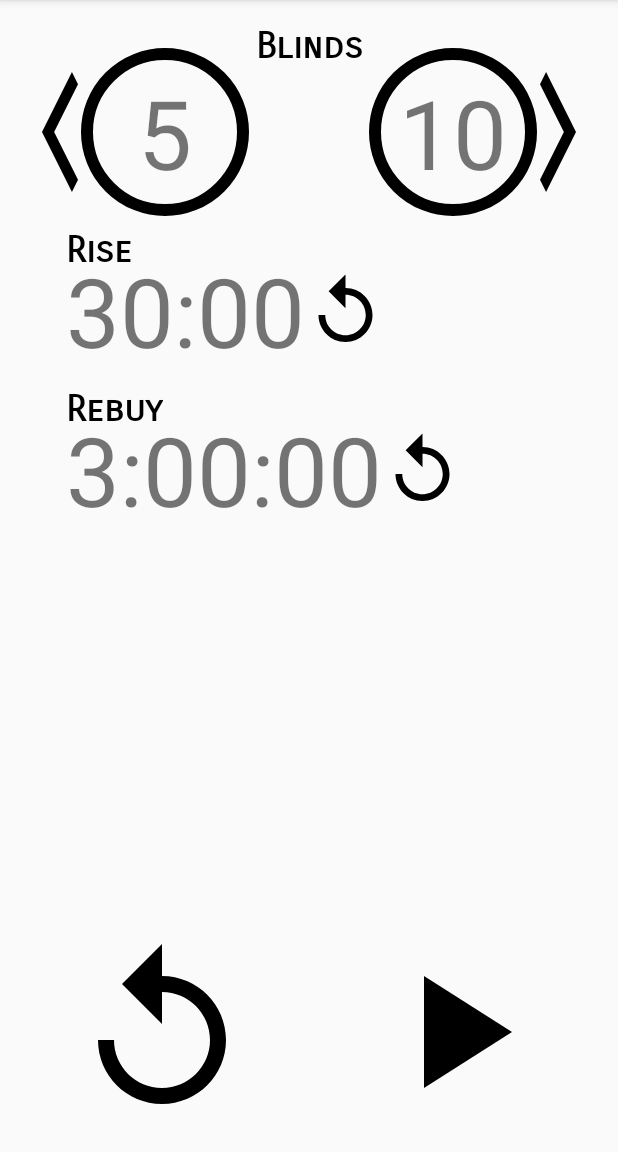
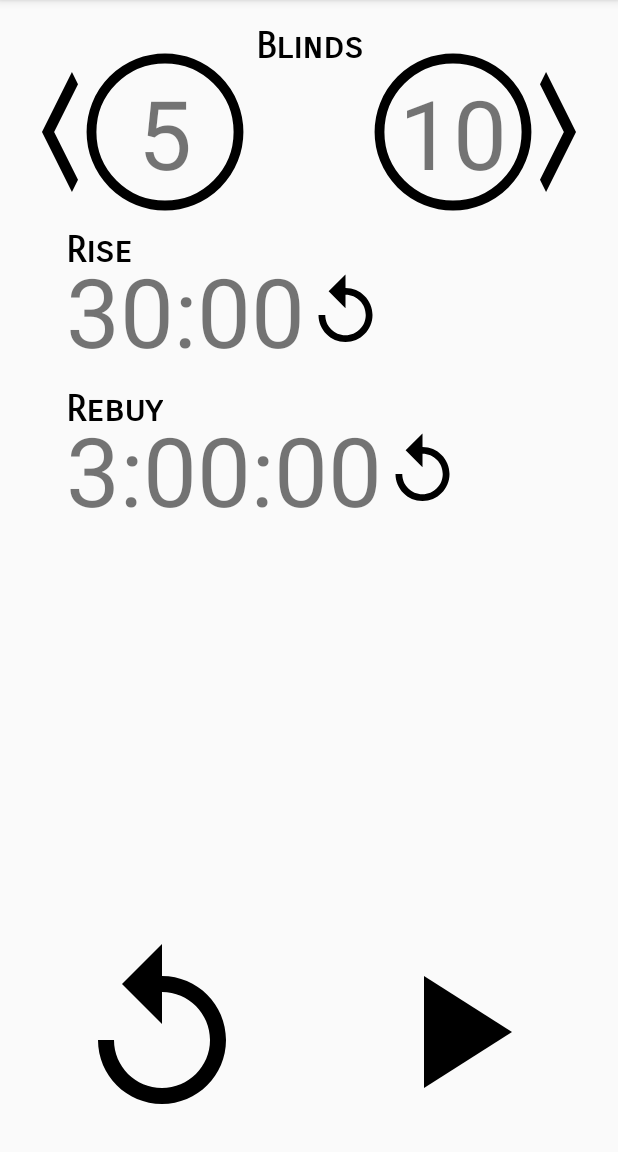
Before and after one commit to chokethenet/KillerDealer, an Android app: the screen it shows after launch (MainActivity), on a phone screen of 412 x 824 dp, the part 84-1236 px from its top. Run offline under Robolectric (Android 15) with nearby library versions, the phone set to English and light mode, and no system bars.

Commit message:
Circle vector bug fixed for all APIs

```diff
--- a/app/src/main/res/drawable/circle.xml
+++ /dev/null
@@ -1,7 +0,0 @@
-<?xml version="1.0" encoding="utf-8"?>
-<shape
-    xmlns:android="http://schemas.android.com/apk/res/android"
-    android:shape="oval">
-    <stroke
-        android:width="8dp"/>
-</shape>
--- /dev/null
+++ b/app/src/main/res/drawable/ic_circle.xml
@@ -0,0 +1,6 @@
+<vector android:height="128dp" android:viewportHeight="16.0"
+    android:viewportWidth="16.0" android:width="128dp" xmlns:android="http://schemas.android.com/apk/res/android">
+    <path android:fillAlpha="0" android:fillColor="#000000"
+        android:pathData="m15,8a7,7 0,1 1,-14 0,7 7,0 1,1 14,0z"
+        android:strokeAlpha="1" android:strokeColor="#000000" android:strokeWidth="0.9343307"/>
+</vector>
--- a/app/src/main/res/layout/activity_main.xml
+++ b/app/src/main/res/layout/activity_main.xml
@@ -23,13 +23,13 @@
     <ImageView
         android:id="@+id/main_iv_blind_small"
         style="@style/KillerDealer.Image.circle"
-        android:layout_marginLeft="@dimen/extra_large"
-        android:layout_marginStart="@dimen/extra_large"
+        android:layout_marginLeft="@dimen/x_large"
+        android:layout_marginStart="@dimen/x_large"
         android:layout_marginTop="@dimen/medium"
         android:contentDescription="@string/iv_blind_small_desc"
         app:layout_constraintLeft_toLeftOf="parent"
         app:layout_constraintTop_toTopOf="@+id/main_tv_blind_title"
-        app:srcCompat="@drawable/circle" />
+        app:srcCompat="@drawable/ic_circle" />
 
     <TextView
         android:id="@+id/main_tv_blind_small"
@@ -60,13 +60,13 @@
     <ImageView
         android:id="@+id/main_iv_blind_big"
         style="@style/KillerDealer.Image.circle"
-        android:layout_marginEnd="@dimen/extra_large"
-        android:layout_marginRight="@dimen/extra_large"
+        android:layout_marginEnd="@dimen/x_large"
+        android:layout_marginRight="@dimen/x_large"
         android:layout_marginTop="0dp"
         android:contentDescription="@string/iv_blind_big_desc"
         app:layout_constraintRight_toRightOf="parent"
         app:layout_constraintTop_toTopOf="@+id/main_iv_blind_small"
-        app:srcCompat="@drawable/circle" />
+        app:srcCompat="@drawable/ic_circle" />
 
     <TextView
         android:id="@+id/main_tv_blind_big"
@@ -121,18 +121,18 @@
 
     <ImageView
         android:id="@+id/main_iv_rise_reload"
-        android:layout_width="@dimen/extra_large"
-        android:layout_height="@dimen/extra_large"
+        android:layout_width="@dimen/x_large"
+        android:layout_height="@dimen/x_large"
         android:layout_marginBottom="0dp"
         android:layout_marginLeft="0dp"
         android:layout_marginStart="0dp"
         android:layout_marginTop="0dp"
+        android:contentDescription="@string/iv_rise_reload_desc"
         app:layout_constraintBottom_toBottomOf="@+id/main_tv_rise_timer"
         app:layout_constraintLeft_toRightOf="@+id/main_tv_rise_timer"
         app:layout_constraintTop_toTopOf="@+id/main_tv_rise_timer"
         app:layout_constraintVertical_bias="0.523"
-        app:srcCompat="@drawable/ic_reload"
-        android:contentDescription="@string/iv_rise_reload_desc" />
+        app:srcCompat="@drawable/ic_reload" />
 
     <!-- REBUY -->
     <TextView
@@ -161,18 +161,18 @@
 
     <ImageView
         android:id="@+id/main_iv_rebuy_reload"
-        android:layout_width="@dimen/extra_large"
-        android:layout_height="@dimen/extra_large"
+        android:layout_width="@dimen/x_large"
+        android:layout_height="@dimen/x_large"
         android:layout_marginBottom="0dp"
         android:layout_marginLeft="0dp"
         android:layout_marginStart="0dp"
         android:layout_marginTop="0dp"
+        android:contentDescription="@string/iv_rebuy_reload_desc"
         app:layout_constraintBottom_toBottomOf="@+id/main_tv_rebuy_timer"
         app:layout_constraintLeft_toRightOf="@+id/main_tv_rebuy_timer"
         app:layout_constraintTop_toTopOf="@+id/main_tv_rebuy_timer"
         app:layout_constraintVertical_bias="0.523"
-        app:srcCompat="@drawable/ic_reload"
-        android:contentDescription="@string/iv_rebuy_reload_desc" />
+        app:srcCompat="@drawable/ic_reload" />
 
     <!-- CONTROLS -->
     <ImageView
--- a/app/src/main/res/values/dimens.xml
+++ b/app/src/main/res/values/dimens.xml
@@ -4,6 +4,7 @@
     <dimen name="small">8dp</dimen>
     <dimen name="medium">16dp</dimen>
     <dimen name="large">44dp</dimen>
-    <dimen name="extra_large">54dp</dimen>
+    <dimen name="x_large">54dp</dimen>
     <dimen name="xx_large">64dp</dimen>
+    <dimen name="xxx_large">112dp</dimen>
 </resources>
--- a/app/src/main/res/values/styles.xml
+++ b/app/src/main/res/values/styles.xml
@@ -13,23 +13,32 @@
     <style name="KillerDealer.Common"></style>
 
     <style name="KillerDealer.Text"></style>
+
     <style name="KillerDealer.Text.title" parent="KillerDealer.Common">
         <item name="android:fontFamily">sans-serif-smallcaps</item>
         <item name="android:textSize">24sp</item>
         <item name="android:textStyle">bold</item>
         <item name="android:textColor">@color/black</item>
     </style>
+
     <style name="KillerDealer.Text.number" parent="KillerDealer.Common">
         <item name="android:textSize">64sp</item>
     </style>
+
     <style name="KillerDealer.Text.smallNumber" parent="KillerDealer.Common">
         <item name="android:textSize">32sp</item>
     </style>
 
     <style name="KillerDealer.Image"></style>
+
     <style name="KillerDealer.Image.circle">
-        <item name="android:layout_width">112dp</item>
-        <item name="android:layout_height">112dp</item>
+        <item name="android:layout_width">@dimen/xxx_large</item>
+        <item name="android:layout_height">@dimen/xxx_large</item>
+    </style>
+
+    <style name="KillerDealer.Image.smallCircle">
+        <item name="android:layout_width">@dimen/xx_large</item>
+        <item name="android:layout_height">@dimen/xx_large</item>
     </style>
 
 </resources>
```
Also changed, not shown: app/src/main/res/drawable/small_circle.xml (deleted, +0 -7 lines), app/src/main/res/layout/blind_dialog.xml (+4 -8 lines), app/src/main/res/layout/blind_layout.xml (+4 -8 lines).
